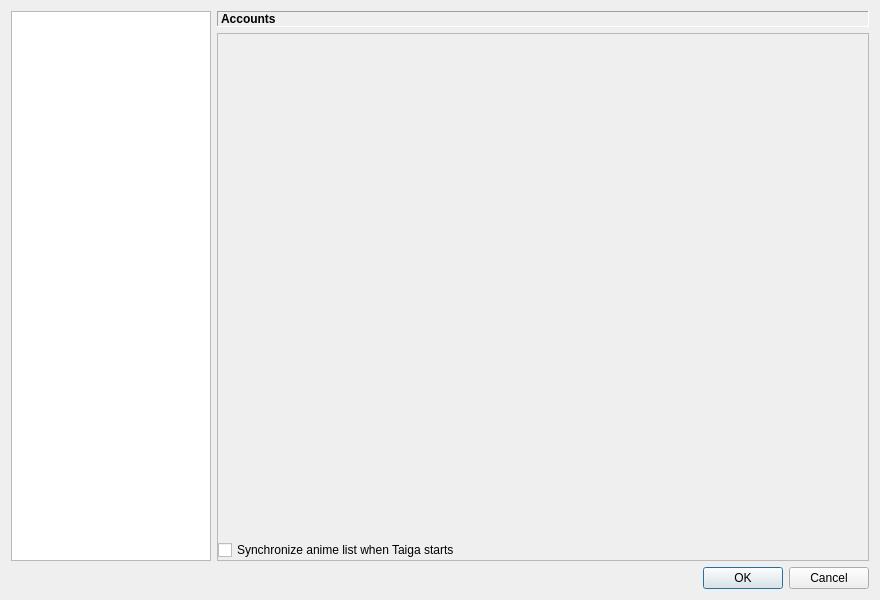
The window that src/gui/settings/settings_dialog.ui (RobertCiochina/taigaV2) describes before a commit, drawn with Qt 5.
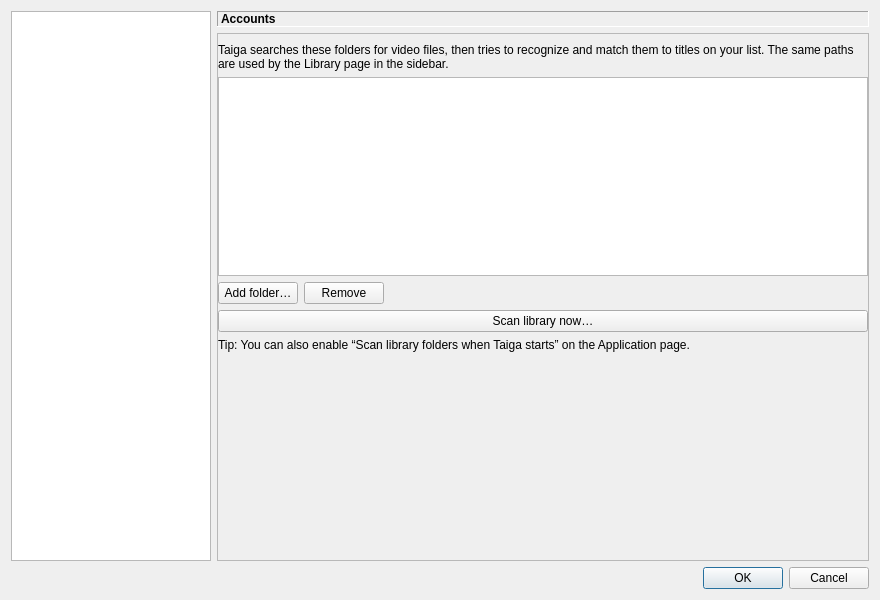
The same window after the commit. The open tabs and pages were chosen to show the change.

Patch:
```diff
--- a/src/gui/settings/settings_dialog.ui
+++ b/src/gui/settings/settings_dialog.ui
@@ -261,6 +261,170 @@
            </item>
           </layout>
          </widget>
+         <widget class="QWidget" name="libraryPage">
+          <layout class="QVBoxLayout" name="verticalLayout_library">
+           <property name="leftMargin">
+            <number>0</number>
+           </property>
+           <property name="rightMargin">
+            <number>0</number>
+           </property>
+           <item>
+            <widget class="QLabel" name="libraryHelpLabel">
+             <property name="text">
+              <string>Taiga searches these folders for video files, then tries to recognize and match them to titles on your list. The same paths are used by the Library page in the sidebar.</string>
+             </property>
+             <property name="alignment">
+              <set>Qt::AlignTop|Qt::AlignLeft</set>
+             </property>
+             <property name="wordWrap">
+              <bool>true</bool>
+             </property>
+            </widget>
+           </item>
+           <item>
+            <widget class="QListWidget" name="libraryFolderList"/>
+           </item>
+           <item>
+            <layout class="QHBoxLayout" name="horizontalLayout_libFolders">
+             <item>
+              <widget class="QPushButton" name="buttonAddLibraryFolder">
+               <property name="text">
+                <string>Add folder…</string>
+               </property>
+              </widget>
+             </item>
+             <item>
+              <widget class="QPushButton" name="buttonRemoveLibraryFolder">
+               <property name="text">
+                <string>Remove</string>
+               </property>
+              </widget>
+             </item>
+             <item>
+              <spacer name="horizontalSpacer_lib">
+               <property name="orientation">
+                <enum>Qt::Horizontal</enum>
+               </property>
+               <property name="sizeHint" stdset="0">
+                <size>
+                 <width>40</width>
+                 <height>20</height>
+                </size>
+               </property>
+              </spacer>
+             </item>
+            </layout>
+           </item>
+           <item>
+            <widget class="QPushButton" name="buttonScanLibraryNow">
+             <property name="text">
+              <string>Scan library now…</string>
+             </property>
+            </widget>
+           </item>
+           <item>
+            <widget class="QLabel" name="libraryStartupHintLabel">
+             <property name="text">
+              <string>Tip: You can also enable “Scan library folders when Taiga starts” on the Application page.</string>
+             </property>
+             <property name="alignment">
+              <set>Qt::AlignTop|Qt::AlignLeft</set>
+             </property>
+             <property name="wordWrap">
+              <bool>true</bool>
+             </property>
+            </widget>
+           </item>
+           <item>
+            <spacer name="verticalSpacer_library">
+             <property name="orientation">
+              <enum>Qt::Vertical</enum>
+             </property>
+             <property name="sizeHint" stdset="0">
+              <size>
+               <width>20</width>
+               <height>40</height>
+              </size>
+             </property>
+            </spacer>
+           </item>
+          </layout>
+         </widget>
+         <widget class="QWidget" name="animeListPage">
+          <layout class="QVBoxLayout" name="verticalLayout_animeList">
+           <property name="leftMargin">
+            <number>0</number>
+           </property>
+           <property name="rightMargin">
+            <number>0</number>
+           </property>
+           <item>
+            <widget class="QLabel" name="animeListHelpLabel">
+             <property name="text">
+              <string>Choose which site Taiga uses for your anime list, search, and synchronization. Account credentials are on the Accounts page. Switching sites does not merge list data—use export or sync on each site as needed.</string>
+             </property>
+             <property name="alignment">
+              <set>Qt::AlignTop|Qt::AlignLeft</set>
+             </property>
+             <property name="wordWrap">
+              <bool>true</bool>
+             </property>
+            </widget>
+           </item>
+           <item>
+            <widget class="QGroupBox" name="groupListService">
+             <property name="title">
+              <string>List site</string>
+             </property>
+             <layout class="QFormLayout" name="formLayout_listService">
+              <item row="0" column="0">
+               <widget class="QLabel" name="labelListService">
+                <property name="text">
+                 <string>Active service:</string>
+                </property>
+               </widget>
+              </item>
+              <item row="0" column="1">
+               <widget class="QComboBox" name="comboListService"/>
+              </item>
+             </layout>
+            </widget>
+           </item>
+           <item>
+            <widget class="QGroupBox" name="groupListUpdates">
+             <property name="title">
+              <string>Updates</string>
+             </property>
+             <layout class="QVBoxLayout" name="verticalLayout_listUpdates">
+              <item>
+               <widget class="QCheckBox" name="checkListUpdatesEnabled">
+                <property name="text">
+                 <string>Allow downloading and uploading list changes (same as View → Enable synchronization)</string>
+                </property>
+                <property name="checked">
+                 <bool>true</bool>
+                </property>
+               </widget>
+              </item>
+             </layout>
+            </widget>
+           </item>
+           <item>
+            <spacer name="verticalSpacer_animeList">
+             <property name="orientation">
+              <enum>Qt::Vertical</enum>
+             </property>
+             <property name="sizeHint" stdset="0">
+              <size>
+               <width>20</width>
+               <height>40</height>
+              </size>
+             </property>
+            </spacer>
+           </item>
+          </layout>
+         </widget>
          <widget class="QWidget" name="placeholderPage">
           <layout class="QVBoxLayout" name="verticalLayout_ph">
            <item>
```
Left out of the diff: 87 changed lines with no effect on the pictures.
